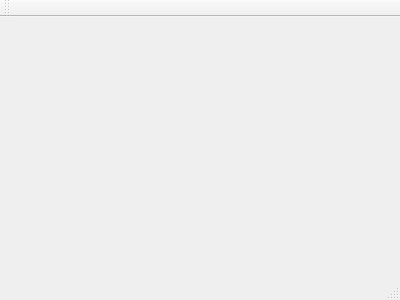
Old version of the form mainwindow.ui in the repository saranshiitd/CAD.
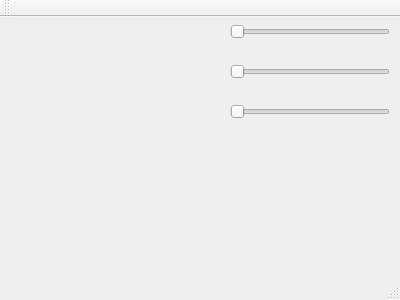
New version of the form.

```diff
--- a/mainwindow.ui
+++ b/mainwindow.ui
@@ -13,7 +13,50 @@
   <property name="windowTitle">
    <string>MainWindow</string>
   </property>
-  <widget class="QWidget" name="centralWidget"/>
+  <widget class="QWidget" name="centralWidget">
+   <widget class="QSlider" name="horizontalSlider">
+    <property name="geometry">
+     <rect>
+      <x>230</x>
+      <y>0</y>
+      <width>160</width>
+      <height>29</height>
+     </rect>
+    </property>
+    <property name="maximum">
+     <number>180</number>
+    </property>
+    <property name="orientation">
+     <enum>Qt::Horizontal</enum>
+    </property>
+   </widget>
+   <widget class="QSlider" name="horizontalSlider_2">
+    <property name="geometry">
+     <rect>
+      <x>230</x>
+      <y>40</y>
+      <width>160</width>
+      <height>29</height>
+     </rect>
+    </property>
+    <property name="orientation">
+     <enum>Qt::Horizontal</enum>
+    </property>
+   </widget>
+   <widget class="QSlider" name="horizontalSlider_3">
+    <property name="geometry">
+     <rect>
+      <x>230</x>
+      <y>80</y>
+      <width>160</width>
+      <height>29</height>
+     </rect>
+    </property>
+    <property name="orientation">
+     <enum>Qt::Horizontal</enum>
+    </property>
+   </widget>
+  </widget>
   <widget class="QMenuBar" name="menuBar">
    <property name="geometry">
     <rect>
```
